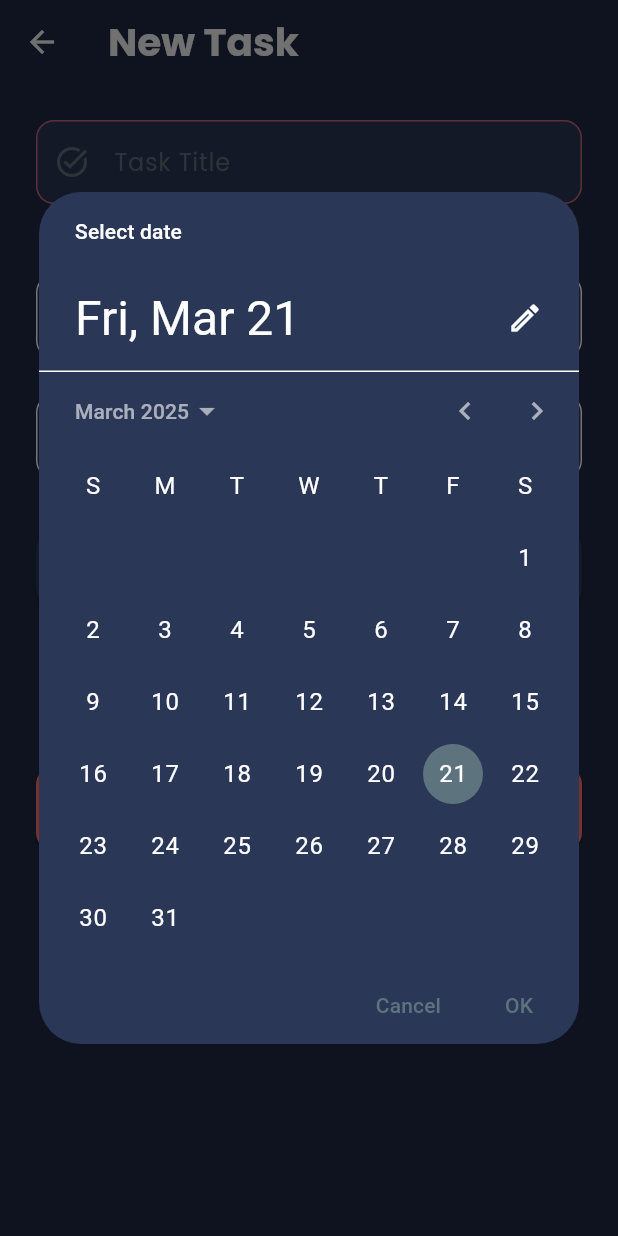
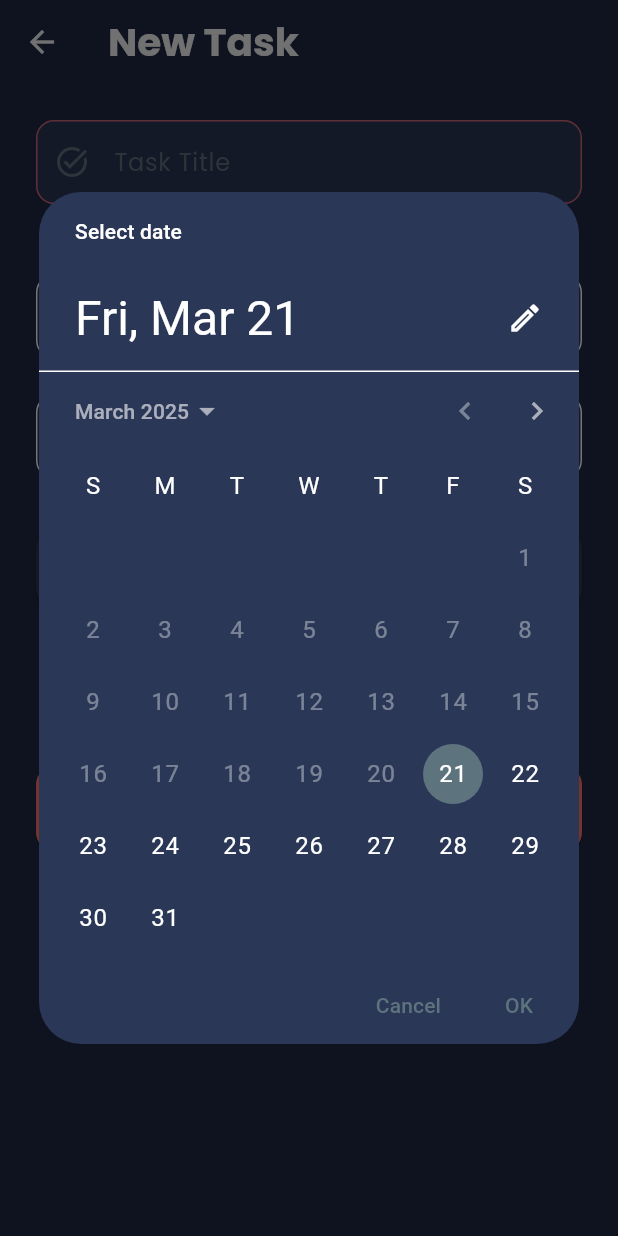
Before and after one commit to Fady2024/TaskFlow, a Flutter app: the TaskEditScreen screen opened directly, after a tap on "Set Due Date", on a phone screen of 412 x 824 dp. Run offline on Flutter 3.47's test engine with Material 3 defaults, Android fonts, the phone set to English and light mode, and no system bars; our stand-ins replace audioplayers, equatable, flutter_bloc, flutter_local_notifications, google_fonts, shared_preferences and 2 more; accounts and stored records are empty.

Commit message:
Prevent setting past due dates in TaskEditScreen

```diff
--- a/lib/screens/task_edit_screen.dart
+++ b/lib/screens/task_edit_screen.dart
@@ -62,6 +62,67 @@ class _TaskEditScreenState extends State<TaskEditScreen> {
   void dispose() {
     _titleController.dispose();
     super.dispose();
+  }
+
+  Future<void> _selectDueDate() async {
+    final now = tz.TZDateTime.now(tz.local);
+    final today = DateTime(now.year, now.month, now.day);
+
+    // Show date picker with firstDate set to today
+    final pickedDate = await showDatePicker(
+      context: context,
+      initialDate: _dueDate != null && _dueDate!.isAfter(now) ? _dueDate!.toLocal() : now.toLocal(),
+      firstDate: today, // Restrict to today or future
+      lastDate: DateTime(2030),
+      selectableDayPredicate: (DateTime date) {
+        // Prevent selecting dates before today
+        return !date.isBefore(today);
+      },
+    );
+
+    if (pickedDate != null) {
+      // Determine the initial time for the time picker
+      TimeOfDay initialTime;
+      if (_dueDate != null && _dueDate!.isAfter(now)) {
+        initialTime = TimeOfDay.fromDateTime(_dueDate!);
+      } else {
+        initialTime = TimeOfDay.fromDateTime(now);
+      }
+
+      // Show time picker
+      final pickedTime = await showTimePicker(
+        context: context,
+        initialTime: initialTime,
+      );
+
+      if (pickedTime != null && mounted) {
+        // Construct the selected date and time
+        final selectedDateTime = tz.TZDateTime.local(
+          pickedDate.year,
+          pickedDate.month,
+          pickedDate.day,
+          pickedTime.hour,
+          pickedTime.minute,
+        );
+
+        // If the selected date is today, ensure the time is not in the past
+        if (pickedDate.isAtSameMomentAs(today) && selectedDateTime.isBefore(now)) {
+          ScaffoldMessenger.of(context).showSnackBar(
+            SnackBar(
+              content: Text(
+                'Please select a time in the future for today.',
+                style: GoogleFonts.poppins(),
+              ),
+            ),
+          );
+          return;
+        }
+
+        setState(() {
+          _dueDate = selectedDateTime;
+        });
+      }
+    }
   }
 
   @override
@@ -144,31 +205,7 @@ class _TaskEditScreenState extends State<TaskEditScreen> {
                     style: GoogleFonts.poppins(),
                   ),
                   trailing: const Icon(Icons.calendar_today_outlined, color: Color(0xFFFF6F61)),
-                  onTap: () async {
-                    final pickedDate = await showDatePicker(
-                      context: context,
-                      initialDate: _dueDate ?? DateTime.now(),
-                      firstDate: DateTime(2000),
-                      lastDate: DateTime(2030),
-                    );
-                    if (pickedDate != null) {
-                      final pickedTime = await showTimePicker(
-                        context: context,
-                        initialTime: TimeOfDay.fromDateTime(_dueDate ?? DateTime.now()),
-                      );
-                      if (pickedTime != null && mounted) {
-                        setState(() {
-                          _dueDate = tz.TZDateTime.local(
-                            pickedDate.year,
-                            pickedDate.month,
-                            pickedDate.day,
-                            pickedTime.hour,
-                            pickedTime.minute,
-                          );
-                        });
-                      }
-                    }
-                  },
+                  onTap: _selectDueDate, // Use the new method
                 ),
               ),
               if (_dueDate != null) ...[
```
